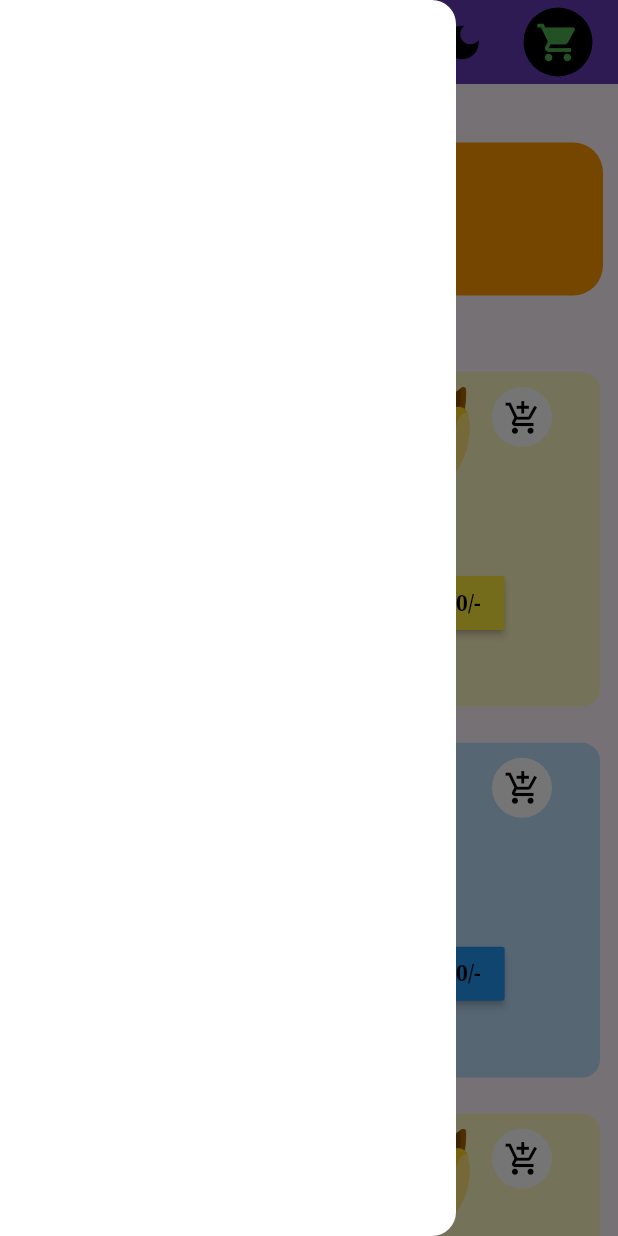
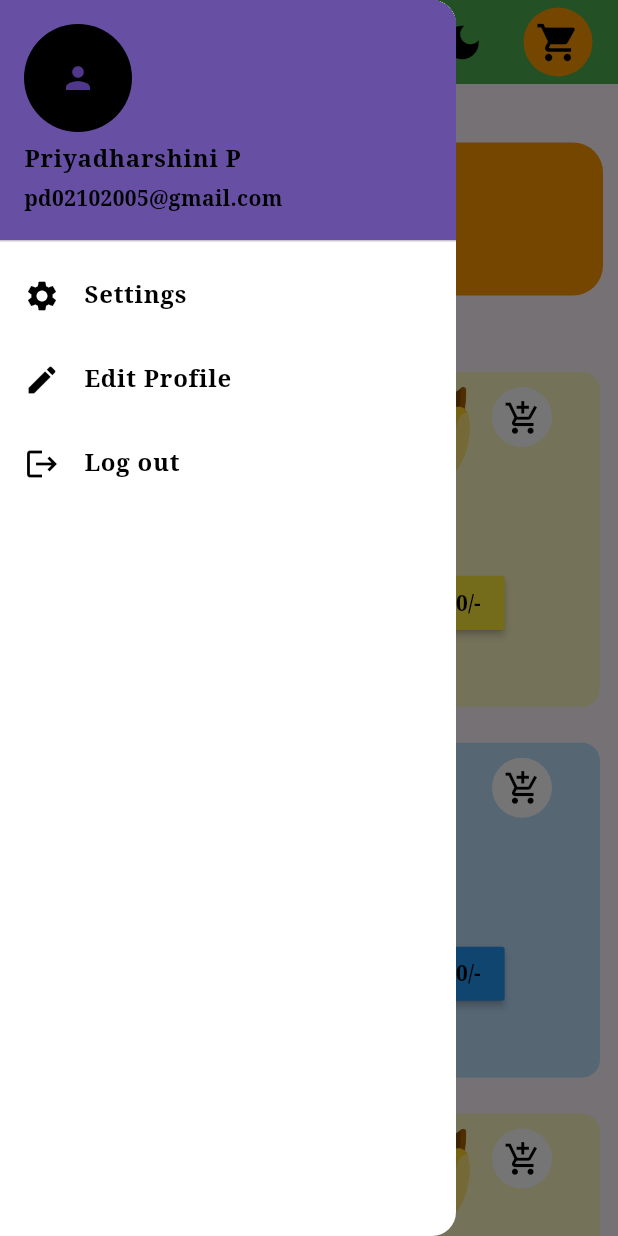
Before and after one commit to krishnarajkumar0610/grocery_app, a Flutter app: the HomePage screen opened directly, with the side drawer open, on a phone screen of 412 x 824 dp. Run offline on Flutter 3.47's test engine with Material 3 defaults, Android fonts, the phone set to English and light mode, and no system bars; our stand-ins replace flutter_bloc, google_fonts.

Commit message:
Grocery App

```diff
--- a/grocery_app/lib/screens/home_page.dart
+++ b/grocery_app/lib/screens/home_page.dart
@@ -17,19 +17,15 @@ class HomePage extends StatelessWidget {
     return SafeArea(
       child: BlocConsumer<GroceryBloc, GroceryStates>(
         listener: (context, state) {},
-        builder: (context, state) =>
-            Scaffold(
+        builder: (context, state) => Scaffold(
           appBar: AppBar(
-                backgroundColor: Colors.deepPurple,
+            backgroundColor: Colors.green,
             title: Text(
               "Grocery App",
               style: GoogleFonts.notoSerif(
                   fontSize: 20,
                   fontWeight: FontWeight.bold,
-                      color: state.themeStatus! ? Colors.blue : state
-                          .themeStatus!
-                          ? Colors.white
-                  ),
+                  color: state.themeStatus! ? Colors.black : Colors.white),
             ),
             actions: [
               IconButton(
@@ -58,7 +54,7 @@ class HomePage extends StatelessWidget {
                 child: CircleAvatar(
                     radius: 25,
                     backgroundColor:
-                        state.themeStatus! ? Colors.black : Colors.white,
+                        state.themeStatus! ? Colors.orange : Colors.white,
                     child: IconButton(
                       onPressed: () {
                         Navigator.push(
@@ -69,7 +65,7 @@ class HomePage extends StatelessWidget {
                       },
                       icon: const Icon(
                         Icons.shopping_cart,
-                            color: Colors.green,
+                        color: Colors.black,
                         size: 30,
                       ),
                     )),
@@ -79,8 +75,76 @@ class HomePage extends StatelessWidget {
               ),
             ],
           ),
-              drawer: const Drawer(
+          drawer: Drawer(
             backgroundColor: Colors.white,
+            child: ListView(
+              padding: EdgeInsets.zero,
+              children: <Widget>[
+                UserAccountsDrawerHeader(
+                    currentAccountPicture: const CircleAvatar(
+                      backgroundColor: Colors.black,
+                      child: Icon(Icons.person),
+                    ),
+                    accountName: Text(
+                      "Priyadharshini P",
+                      style: GoogleFonts.notoSerif(
+                          fontWeight: FontWeight.bold, color: Colors.black),
+                    ),
+                    accountEmail: Text(
+                      "pd02102005@gmail.com",
+                      style: GoogleFonts.notoSerif(
+                          fontWeight: FontWeight.bold, color: Colors.black),
+                    )),
+                ListTile(
+                  leading: const Icon(
+                    Icons.settings,
+                    color: Colors.black,
+                  ),
+                  title: Text(
+                    'Settings',
+                    style: GoogleFonts.notoSerif(
+                        fontWeight: FontWeight.bold, color: Colors.black),
+                  ),
+                  onTap: () {
+                    // Add navigation functionality here
+                  },
+                ),
+                ListTile(
+                  leading: const Icon(
+                    Icons.edit,
+                    color: Colors.black,
+                  ),
+                  title: Text(
+                    'Edit Profile',
+                    style: GoogleFonts.notoSerif(
+                        fontWeight: FontWeight.bold, color: Colors.black),
+                  ),
+                  onTap: () {
+                    // Add navigation functionality here
+                  },
+                ),
+                ListTile(
+                  leading: const Icon(
+                    Icons.logout,
+                    color: Colors.black,
+                  ),
+                  title: Text(
+                    'Log out',
+                    style: GoogleFonts.notoSerif(
+                        fontWeight: FontWeight.bold, color: Colors.black),
+                  ),
+                  onTap: () {
+                    // Add navigation functionality here
+                    Navigator.push(
+                        context,
+                        MaterialPageRoute(
+                          builder: (context) => const NewUser(),
+                        ));
+                  },
+                ),
+                // Add more ListTile widgets for additional items
+              ],
+            ),
           ),
           body: Column(
             crossAxisAlignment: CrossAxisAlignment.start,
@@ -92,8 +156,7 @@ class HomePage extends StatelessWidget {
                   style: GoogleFonts.notoSerif(
                       fontWeight: FontWeight.bold,
                       fontSize: 20,
-                          color: state.themeStatus! ? Colors.black : Colors
-                              .white),
+                      color: state.themeStatus! ? Colors.black : Colors.white),
                 ),
               ),
               Padding(
@@ -120,8 +183,7 @@ class HomePage extends StatelessWidget {
                   style: GoogleFonts.notoSerif(
                       fontSize: 20,
                       fontWeight: FontWeight.bold,
-                          color: state.themeStatus! ? Colors.black : Colors
-                              .white),
+                      color: state.themeStatus! ? Colors.black : Colors.white),
                 ),
               ),
               Expanded(
```
Lines whose indentation alone changed are shown as unchanged.
